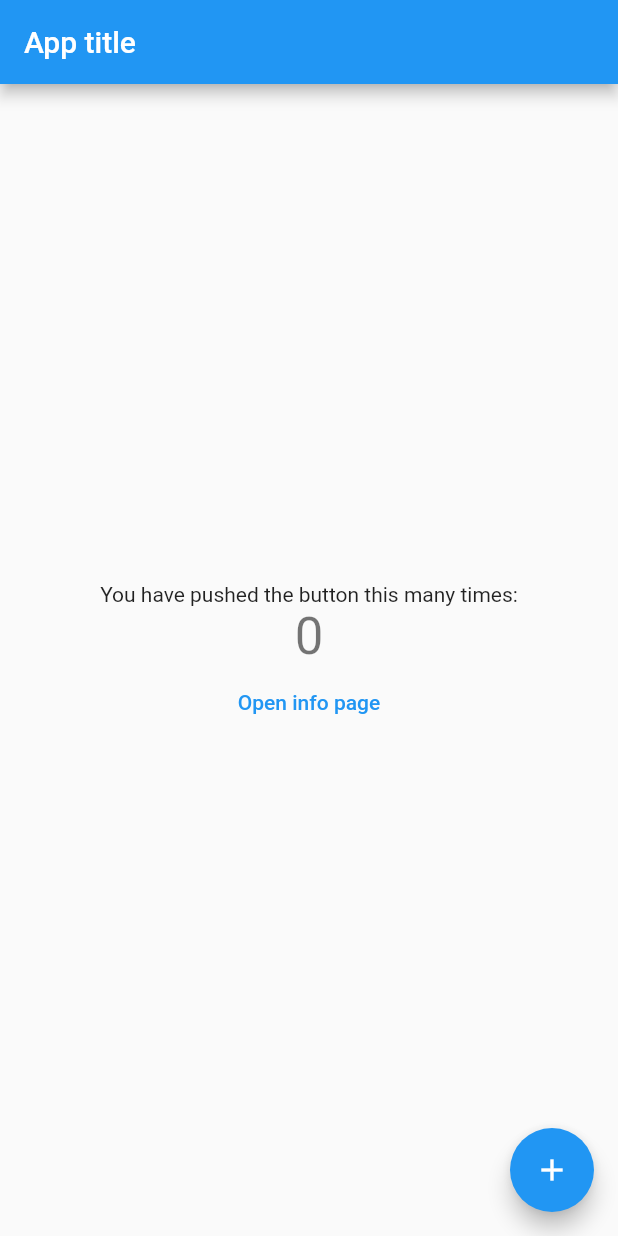
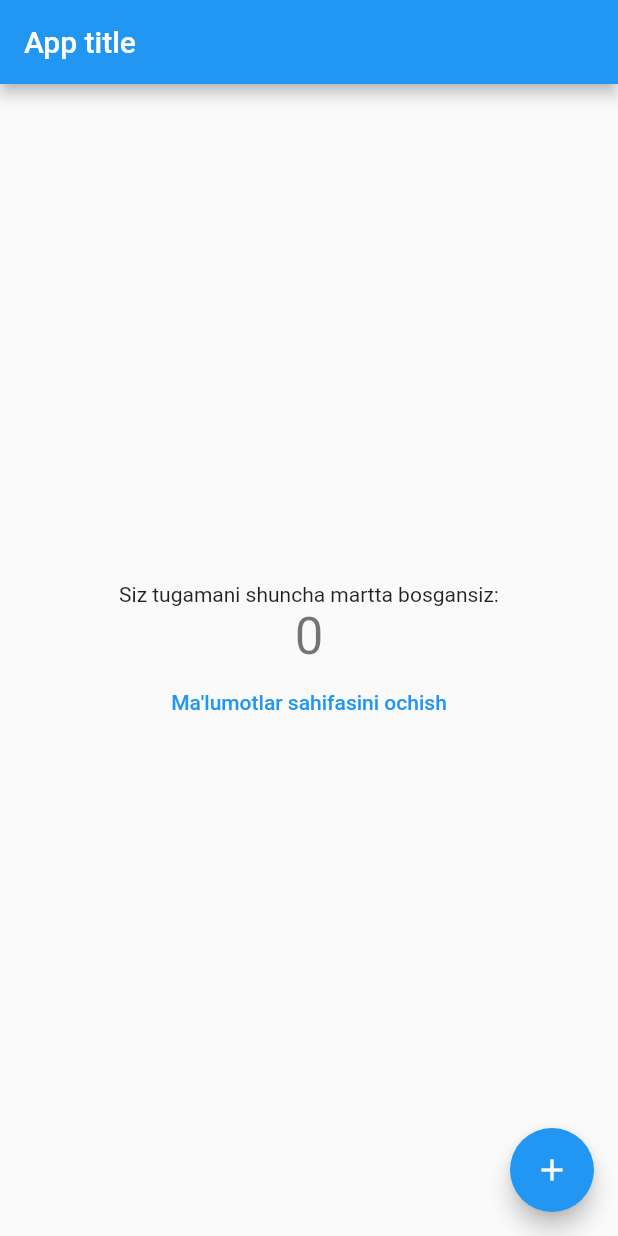
Before and after one commit to trip-ai/tripai_mobile, a Flutter app: the screen it shows after launch, on a phone screen of 412 x 824 dp. Run offline on Flutter 3.47's test engine with Material 2 defaults, Android fonts, the phone set to English and light mode, and no system bars; our stand-ins replace go_router.

```diff
--- /dev/null
+++ b/lib/l10n/intl_en.arb
@@ -0,0 +1,5 @@
+{
+  "btn": "Open info page",
+  "language": "en",
+  "message": "You have pushed the button this many times:"
+}
--- /dev/null
+++ b/lib/l10n/intl_uz.arb
@@ -0,0 +1,5 @@
+{
+  "btn": "Ma'lumotlar sahifasini ochish",
+  "language": "uz",
+  "message": "Siz tugamani shuncha martta bosgansiz:"
+}
--- a/lib/main.dart
+++ b/lib/main.dart
@@ -1,5 +1,7 @@
 import 'package:flutter/material.dart';
+import 'package:flutter_localizations/flutter_localizations.dart';
 
+import 'generated/l10n.dart';
 import 'router/app_router.dart';
 
 void main() {
@@ -16,6 +18,12 @@ class MyApp extends StatelessWidget {
       theme: ThemeData(
         primarySwatch: Colors.blue,
       ),
+      localizationsDelegates: const [
+        GlobalMaterialLocalizations.delegate,
+        GlobalWidgetsLocalizations.delegate,
+        GlobalCupertinoLocalizations.delegate,
+      ],
+      supportedLocales: S.delegate.supportedLocales,
       routerConfig: AppRouter.router,
     );
   }
--- a/lib/presentation/pages/home_page/home_page.dart
+++ b/lib/presentation/pages/home_page/home_page.dart
@@ -1,6 +1,7 @@
 import 'package:flutter/material.dart';
 import 'package:go_router/go_router.dart';
 
+import '../../../generated/l10n.dart';
 import '../info_page/info_page.dart';
 
 class HomePage extends StatefulWidget {
@@ -24,17 +25,31 @@ class _HomePageState extends State<HomePage> {
   }
 
   @override
+  void initState() {
+    super.initState();
+    S.load(const Locale('uz'));
+  }
+
+  @override
   Widget build(BuildContext context) {
     return Scaffold(
       appBar: AppBar(
         title: Text(widget.title),
       ),
-      body: Center(
+      body: FutureBuilder(
+        future: S.load(const Locale('uz')),
+        builder: (context, snapshot) {
+          if (!snapshot.hasData) {
+            return const Center(
+              child: CircularProgressIndicator(),
+            );
+          }
+          return Center(
             child: Column(
               mainAxisAlignment: MainAxisAlignment.center,
               children: <Widget>[
-            const Text(
-              'You have pushed the button this many times:',
+                Text(
+                  S.current.message,
                 ),
                 Text(
                   '$_counter',
@@ -44,10 +59,12 @@ class _HomePageState extends State<HomePage> {
                   onPressed: () {
                     context.go(InfoPage.routeName);
                   },
-              child: const Text('Open info page'),
+                  child: Text(S.current.btn),
                 )
               ],
             ),
+          );
+        },
       ),
       floatingActionButton: FloatingActionButton(
         onPressed: _incrementCounter,
--- a/lib/presentation/pages/info_page/info_page.dart
+++ b/lib/presentation/pages/info_page/info_page.dart
@@ -6,8 +6,11 @@ class InfoPage extends StatelessWidget {
 
   @override
   Widget build(BuildContext context) {
-    return const Scaffold(
-      body: Center(
+    return Scaffold(
+      appBar: AppBar(
+        title: const Text('Info page'),
+      ),
+      body: const Center(
         child: Text('Info page'),
       ),
     );
```
Also changed, not shown: pubspec.yaml (+27 -0 lines), lib/generated/intl/messages_all.dart (added), lib/generated/intl/messages_en.dart (added), lib/generated/intl/messages_uz.dart (added), lib/generated/l10n.dart (added), pubspec.lock. Lines whose indentation alone changed are shown as unchanged.
